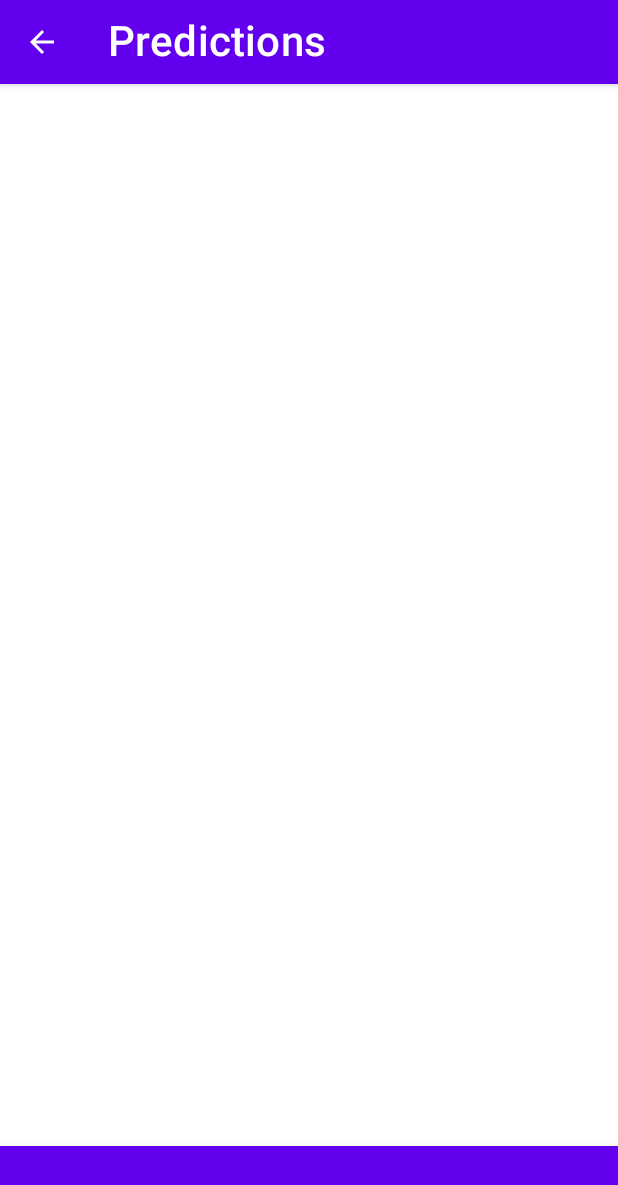
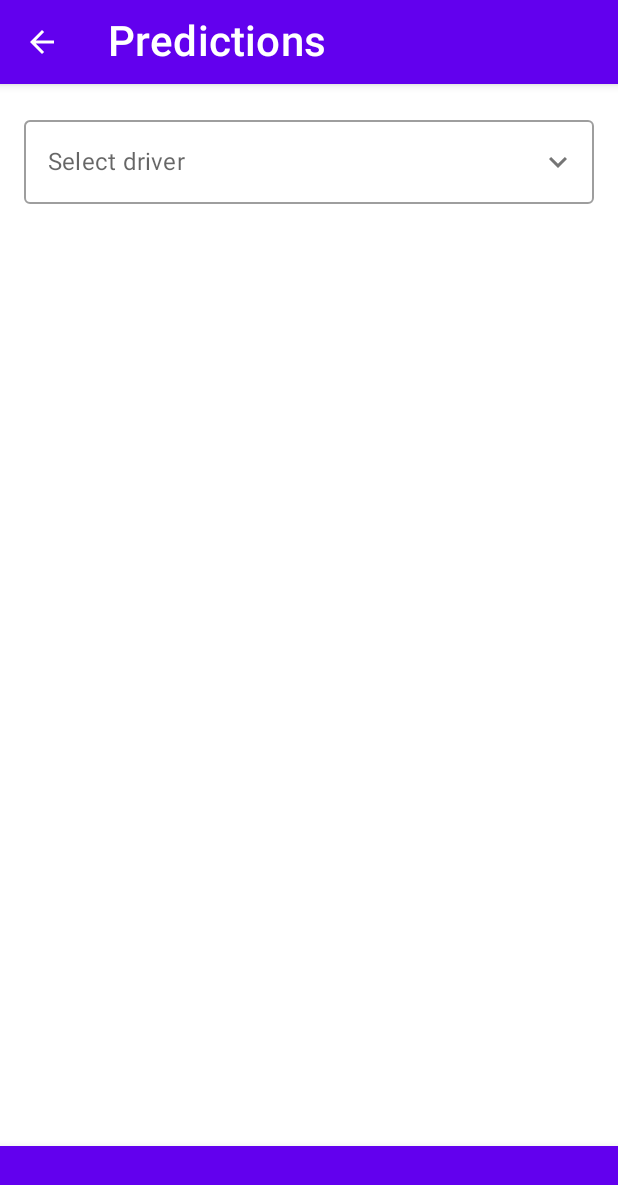
Before and after one commit to Jasper2213/f1-app, an Android app built with Jetpack Compose: the PredictionScreen screen opened through its navigation route, on a phone screen of 412 x 824 dp. Shown: the top 1185 px of the screen. Run offline under Robolectric (Android 15) with nearby library versions, the phone set to English and light mode, and no system bars; 1 statement that could not run was skipped.

Commit message:
Added dropdown list to select driver

```diff
--- a/app/src/main/java/be/howest/jasperdesnyder/formulaone/FormulaOneScreen.kt
+++ b/app/src/main/java/be/howest/jasperdesnyder/formulaone/FormulaOneScreen.kt
@@ -148,7 +148,9 @@ fun FormulaOneApp(modifier: Modifier = Modifier) {
             }
 
             composable(route = FormulaOneScreen.Predictions.name) {
-                PredictionScreen()
+                PredictionScreen(
+                    viewModel = viewModel
+                )
             }
         }
     }
--- a/app/src/main/java/be/howest/jasperdesnyder/formulaone/model/FormulaOneUiState.kt
+++ b/app/src/main/java/be/howest/jasperdesnyder/formulaone/model/FormulaOneUiState.kt
@@ -1,7 +1,15 @@
 package be.howest.jasperdesnyder.formulaone.model
 
 import be.howest.jasperdesnyder.formulaone.repositories.RaceRepo
+import kotlin.random.Random
 
 data class FormulaOneUiState (
-    var selectedRace: Race = RaceRepo.races.first()
+    /* Values used for calendar/detail screen */
+    var selectedRace: Race = RaceRepo.races.first(),
+
+    /* Values used for predictions */
+    var availablePoints: Int = 1200,
+    var selectedDriver: String? = null,      // Only keep first name
+    var usedPoints: Int = 0,
+    var nextRace: Race = RaceRepo.races[Random.nextInt(RaceRepo.races.size)]
 )
--- a/app/src/main/java/be/howest/jasperdesnyder/formulaone/ui/FormulaOneViewModel.kt
+++ b/app/src/main/java/be/howest/jasperdesnyder/formulaone/ui/FormulaOneViewModel.kt
@@ -16,4 +16,21 @@ class FormulaOneViewModel : ViewModel() {
     }
 
     fun getSelectedRace() = _uiState.value.selectedRace
+
+    fun getAvailablePoints() = _uiState.value.availablePoints
+
+    fun getSelectedDriver() = _uiState.value.selectedDriver
+
+    fun setSelectedDriver(driver: String?) {
+        _uiState.value.selectedDriver = driver
+    }
+
+    fun setUsedPoints(points: Int) {
+        _uiState.value.usedPoints = points
+        _uiState.value.availablePoints -= points
+    }
+
+    fun getUsedPoints() = _uiState.value.usedPoints
+
+    fun getNextRace() = _uiState.value.nextRace
 }
--- a/app/src/main/java/be/howest/jasperdesnyder/formulaone/ui/screens/PredictionScreen.kt
+++ b/app/src/main/java/be/howest/jasperdesnyder/formulaone/ui/screens/PredictionScreen.kt
@@ -1,8 +1,67 @@
 package be.howest.jasperdesnyder.formulaone.ui.screens
 
-import androidx.compose.runtime.Composable
+import androidx.compose.foundation.clickable
+import androidx.compose.foundation.layout.*
+import androidx.compose.material.*
+import androidx.compose.material.icons.Icons
+import androidx.compose.material.icons.filled.KeyboardArrowDown
+import androidx.compose.material.icons.filled.KeyboardArrowUp
+import androidx.compose.runtime.*
+import androidx.compose.ui.Modifier
+import androidx.compose.ui.geometry.Size
+import androidx.compose.ui.layout.onGloballyPositioned
+import androidx.compose.ui.platform.LocalDensity
+import androidx.compose.ui.unit.dp
+import androidx.compose.ui.unit.toSize
+import be.howest.jasperdesnyder.formulaone.repositories.DriverRepo
+import be.howest.jasperdesnyder.formulaone.ui.FormulaOneViewModel
 
 @Composable
-fun PredictionScreen() {
+fun PredictionScreen(
+    viewModel: FormulaOneViewModel,
+    modifier: Modifier = Modifier
+) {
+    var expanded by remember { mutableStateOf(false) }
+    var selectedDriver by remember { mutableStateOf("") }
+    var textFieldSize by remember { mutableStateOf(Size.Zero) }
 
+    val icon = if (expanded) Icons.Filled.KeyboardArrowUp
+    else Icons.Filled.KeyboardArrowDown
+
+    Column(modifier = Modifier.padding(16.dp)) {
+        OutlinedTextField(
+            value = selectedDriver,
+            onValueChange = { selectedDriver = it },
+            modifier = Modifier
+                .fillMaxWidth()
+                .onGloballyPositioned { coordinates ->
+                    textFieldSize = coordinates.size.toSize()  // Makes the dropdown menu the same width as the text field
+                },
+            label = { Text("Select driver") },
+            trailingIcon = {
+                Icon(
+                    icon,
+                    "contentDescription",
+                    Modifier.clickable { expanded = !expanded })
+            },
+            readOnly = true
+        )
+
+        DropdownMenu(
+            expanded = expanded,
+            onDismissRequest = { expanded = false },
+            modifier = Modifier
+                .width(with(LocalDensity.current) { textFieldSize.width.toDp() })
+                .height(300.dp)
+        ) {
+            DriverRepo.drivers.sortedBy { driver -> driver.points }.reversed().forEach { driver ->
+                DropdownMenuItem(onClick = {
+                    selectedDriver = driver.name
+                    expanded = false
+                }) {
+                    Text(text = driver.name)
+                }
+            }
+        }
+    }
 }
```
